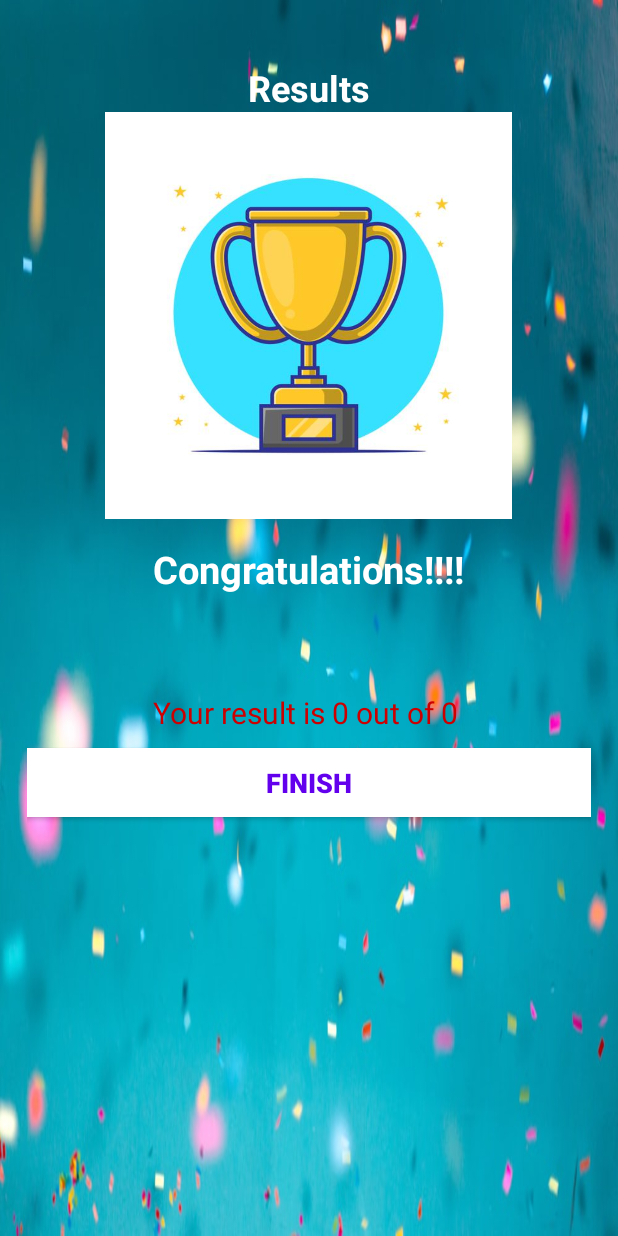
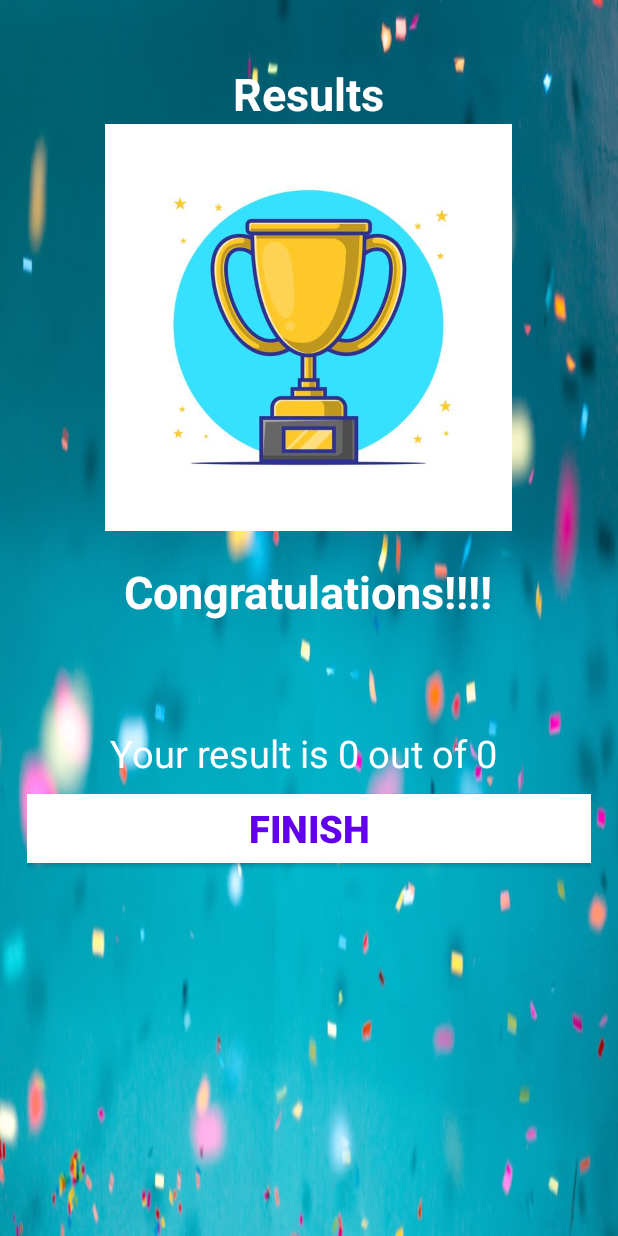
Before and after one commit to FezaanSKY/MobileAppCO566, an Android app: the ResultScreen screen opened directly, with no data from a screen before it, on a phone screen of 412 x 824 dp. Run offline under Robolectric (Android 15) with nearby library versions, the phone set to English and light mode, and no system bars.

Commit message:
results screen text size update

```diff
--- a/src/main/res/layout/activity_result_screen.xml
+++ b/src/main/res/layout/activity_result_screen.xml
@@ -16,7 +16,7 @@
         android:layout_height="wrap_content"
         android:text="Results"
         android:layout_marginTop="24dp"
-        android:textSize="24sp"
+        android:textSize="30dp"
         android:textStyle="bold"
         android:textColor="@android:color/white"
         android:gravity="center"
@@ -32,10 +32,10 @@
         android:id="@+id/congrats"
         android:layout_width="wrap_content"
         android:layout_height="wrap_content"
-        android:layout_marginTop="16dp"
+        android:layout_marginTop="20dp"
         android:text="Congratulations!!!!"
         android:textColor="@android:color/white"
-        android:textSize="25sp"
+        android:textSize="30dp"
         android:textStyle="bold" />
 
     <TextView
@@ -43,7 +43,8 @@
         android:layout_width="wrap_content"
         android:layout_height="wrap_content"
         android:layout_marginTop="25dp"
-        android:textSize="22sp"
+        android:textColor="@android:color/black"
+        android:textSize="25sp"
         android:textStyle="bold"
         tools:text="Name" />
     <TextView
@@ -51,8 +52,8 @@
         android:layout_width="wrap_content"
         android:layout_height="wrap_content"
         android:layout_marginTop="10dp"
-        android:textColor="@android:color/holo_red_dark"
-        android:textSize="20sp"
+        android:textColor="@android:color/white"
+        android:textSize="25sp"
         tools:text="Your score is 10 out of 10" />
 
     <Button
@@ -64,7 +65,7 @@
         android:gravity="center"
         android:text="FINISH"
         android:textColor="@color/purple_500"
-        android:textSize="18sp"
+        android:textSize="25sp"
         android:textStyle="bold" />
 
 </LinearLayout>
```
